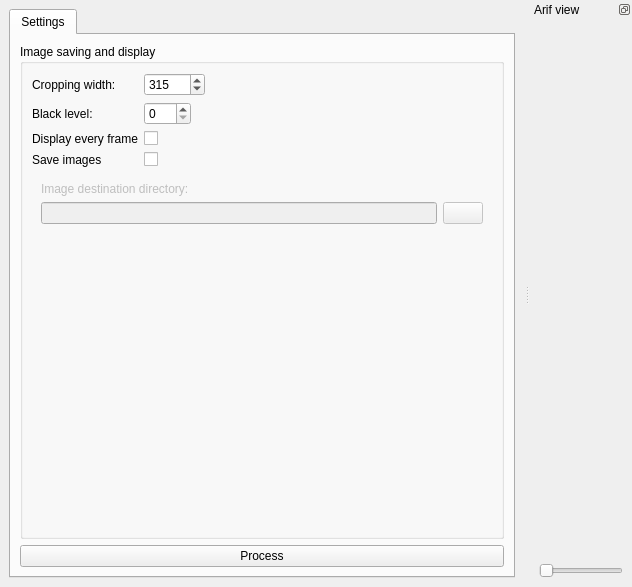
AD-Vega/arif, file src/arifmainwindow.ui: the form before one commit.
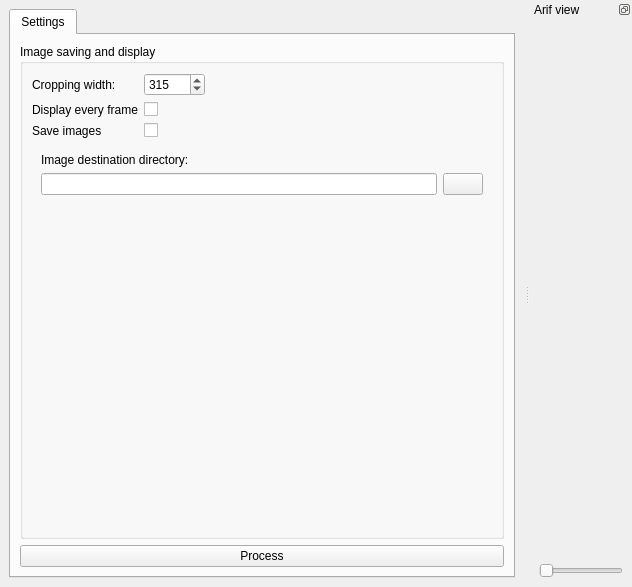
The form after the commit. Icons and pictures are not drawn. Custom widgets are drawn as their Qt base class.

Commit message: Main window saves settings.

```diff
--- a/src/arifmainwindow.ui
+++ b/src/arifmainwindow.ui
@@ -34,10 +34,54 @@
            <property name="fieldGrowthPolicy">
             <enum>QFormLayout::ExpandingFieldsGrow</enum>
            </property>
-           <item row="7" column="0" colspan="2">
+           <item row="0" column="0">
+            <widget class="QLabel" name="cropWidthLabel">
+             <property name="text">
+              <string>Cropping width:</string>
+             </property>
+            </widget>
+           </item>
+           <item row="0" column="1">
+            <widget class="QSpinBox" name="cropWidthBox">
+             <property name="minimum">
+              <number>16</number>
+             </property>
+             <property name="maximum">
+              <number>10000</number>
+             </property>
+             <property name="value">
+              <number>315</number>
+             </property>
+            </widget>
+           </item>
+           <item row="3" column="0">
+            <widget class="QLabel" name="label_19">
+             <property name="text">
+              <string>Display every frame</string>
+             </property>
+            </widget>
+           </item>
+           <item row="3" column="1">
+            <widget class="QCheckBox" name="showEveryFrameCheck"/>
+           </item>
+           <item row="4" column="0">
+            <widget class="QLabel" name="label_18">
+             <property name="text">
+              <string>Save images</string>
+             </property>
+            </widget>
+           </item>
+           <item row="4" column="1">
+            <widget class="QCheckBox" name="writeImagesCheck">
+             <property name="text">
+              <string/>
+             </property>
+            </widget>
+           </item>
+           <item row="6" column="0" colspan="2">
             <widget class="QFrame" name="imageDestinationBox">
              <property name="enabled">
-              <bool>false</bool>
+              <bool>true</bool>
              </property>
              <layout class="QVBoxLayout" name="verticalLayout_2">
               <item>
@@ -50,7 +94,11 @@
               <item>
                <layout class="QHBoxLayout" name="horizontalLayout">
                 <item>
-                 <widget class="QLineEdit" name="imageDestinationDirectory"/>
+                 <widget class="QLineEdit" name="imageDestinationDirectory">
+                  <property name="enabled">
+                   <bool>true</bool>
+                  </property>
+                 </widget>
                 </item>
                 <item>
                  <widget class="QPushButton" name="imageDestinationButton">
@@ -66,64 +114,6 @@
              </layout>
             </widget>
            </item>
-           <item row="1" column="0">
-            <widget class="QLabel" name="blackLevelLabel">
-             <property name="text">
-              <string>Black level:</string>
-             </property>
-            </widget>
-           </item>
-           <item row="1" column="1">
-            <widget class="QSpinBox" name="blackLevelBox">
-             <property name="maximum">
-              <number>255</number>
-             </property>
-            </widget>
-           </item>
-           <item row="0" column="0">
-            <widget class="QLabel" name="cropWidthLabel">
-             <property name="text">
-              <string>Cropping width:</string>
-             </property>
-            </widget>
-           </item>
-           <item row="0" column="1">
-            <widget class="QSpinBox" name="cropWidthBox">
-             <property name="minimum">
-              <number>16</number>
-             </property>
-             <property name="maximum">
-              <number>10000</number>
-             </property>
-             <property name="value">
-              <number>315</number>
-             </property>
-            </widget>
-           </item>
-           <item row="4" column="1">
-            <widget class="QCheckBox" name="showEveryFrameCheck"/>
-           </item>
-           <item row="5" column="1">
-            <widget class="QCheckBox" name="writeImagesCheck">
-             <property name="text">
-              <string/>
-             </property>
-            </widget>
-           </item>
-           <item row="4" column="0">
-            <widget class="QLabel" name="label_19">
-             <property name="text">
-              <string>Display every frame</string>
-             </property>
-            </widget>
-           </item>
-           <item row="5" column="0">
-            <widget class="QLabel" name="label_18">
-             <property name="text">
-              <string>Save images</string>
-             </property>
-            </widget>
-           </item>
           </layout>
          </widget>
         </item>
```
Left out of the diff: 4 changed lines with no effect on the pictures. The commit also changes 2 other files.
